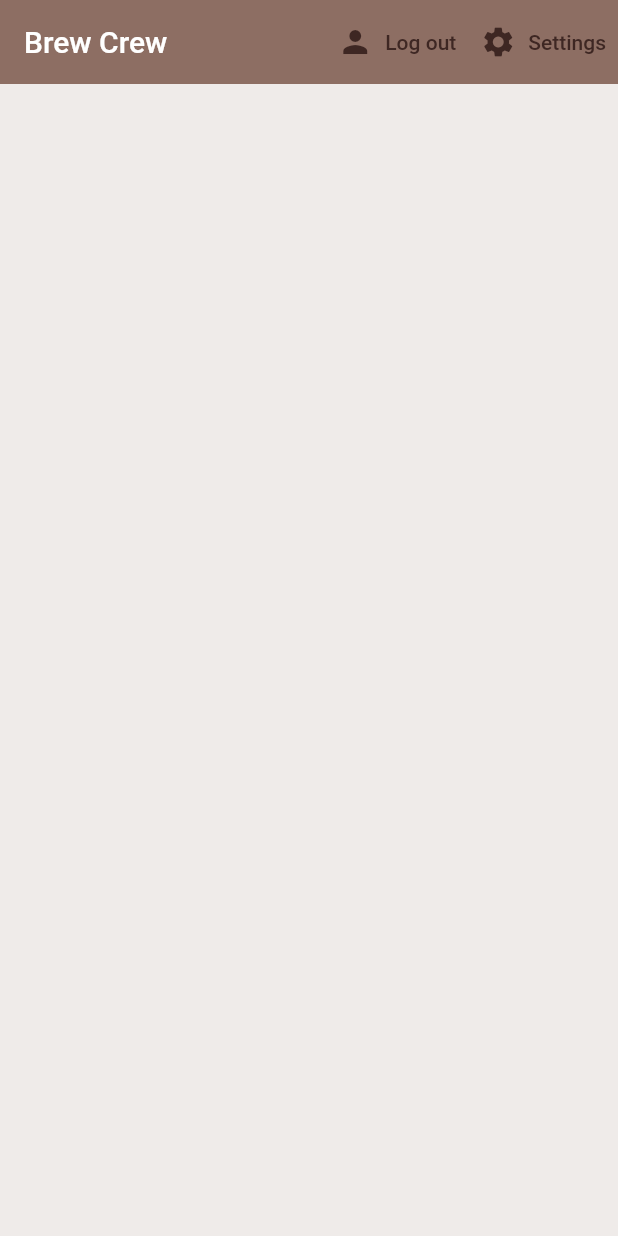
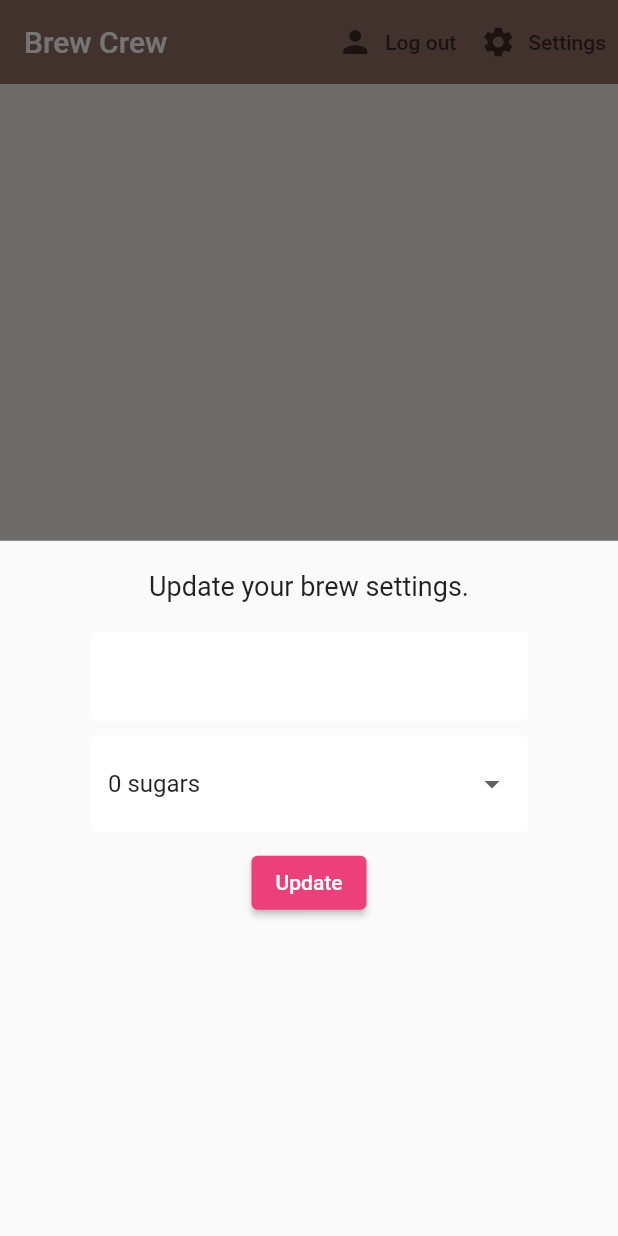
Before and after one commit to shelpuk/brew_crew, a Flutter app: the screen it shows once a user with an empty profile is signed in, after a tap on "Settings", on a phone screen of 412 x 824 dp. Run offline on Flutter 3.47's test engine with Material 2 defaults, Android fonts, the phone set to English and light mode, and no system bars; our stand-ins replace cloud_firestore, firebase_auth, firebase_core, flutter_spinkit, typed_data; accounts and stored records are empty.

Commit message:
DropdownMenuItem

```diff
--- a/lib/screens/home/home.dart
+++ b/lib/screens/home/home.dart
@@ -1,5 +1,6 @@
 import 'package:brew_crew/modules/brew.dart';
 import 'package:brew_crew/screens/home/brew_list.dart';
+import 'package:brew_crew/screens/home/settings_form.dart';
 import 'package:brew_crew/screens/services/auth.dart';
 import 'package:brew_crew/screens/services/database.dart';
 import 'package:cloud_firestore/cloud_firestore.dart';
@@ -22,7 +23,7 @@ class Home extends StatelessWidget {
                   vertical: 20,
                   horizontal: 60
               ),
-              child: Text('Bottom sheet'),
+              child: SettingsForm(),
 
             );
           }
@@ -49,7 +50,7 @@ class Home extends StatelessWidget {
                 ),
             ),
             TextButton.icon(
-                onPressed: () => _showSettingsPanel,
+                onPressed: () => _showSettingsPanel(),
                 icon: Icon(Icons.settings),
                 label: Text('Settings'),
                 style: ButtonStyle(
--- /dev/null
+++ b/lib/screens/home/settings_form.dart
@@ -0,0 +1,64 @@
+import 'package:flutter/material.dart';
+import 'package:brew_crew/shared/constants.dart';
+
+class SettingsForm extends StatefulWidget {
+  @override
+  _SettingsFormState createState() => _SettingsFormState();
+}
+
+class _SettingsFormState extends State<SettingsForm> {
+  final _formKey = GlobalKey<FormState>();
+  final List<String> sugars = ['0', '1', '2', '3', '4'];
+
+  // form values
+  String _currentName;
+  String _currentSugars;
+  int _currentStrength;
+
+  @override
+  Widget build(BuildContext context) {
+    return Form(
+      key: _formKey,
+        child: Column(
+          children: [
+            Text(
+              'Update your brew settings.',
+              style: TextStyle(fontSize: 18.0),
+            ),
+            SizedBox(height: 20.0),
+            TextFormField(
+              decoration: textInputDecoration,
+              validator: (val) => val.isEmpty ? 'Please enter a name' : null,
+              onChanged: (val) => setState(() => _currentName = val),
+            ),
+            SizedBox(height: 10.0),
+            DropdownButtonFormField(
+              value: _currentSugars ?? '0',
+              decoration: textInputDecoration,
+              items: sugars.map((sugar) {
+                return DropdownMenuItem(
+                  value: sugar,
+                  child: Text('$sugar sugars'),
+                );
+              }).toList(),
+              onChanged: (val) => setState(() => _currentSugars = val ),
+            ),
+            SizedBox(height: 10.0),
+            ElevatedButton(
+              style: ButtonStyle(
+                backgroundColor: MaterialStateProperty.all<Color>(Colors.pink[400]),
+                ),
+              child: Text('Update',
+                  style: TextStyle(color: Colors.white),
+                ),
+                onPressed: () async {
+                  print(_currentName);
+                  print(_currentSugars);
+                  print(_currentStrength);
+                }
+            ),
+          ],
+
+        ));
+  }
+}
--- a/lib/shared/constants.dart
+++ b/lib/shared/constants.dart
@@ -1,7 +1,6 @@
 import 'package:flutter/material.dart';
 
 const textInputDecoration = InputDecoration(
-    hintText: 'Email',
     fillColor: Colors.white,
     filled: true,
     enabledBorder: OutlineInputBorder(
```
